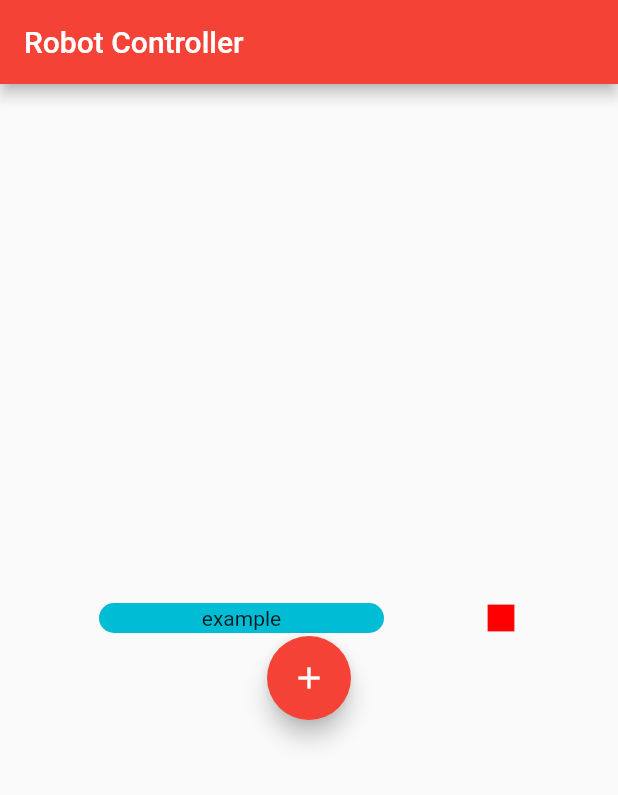
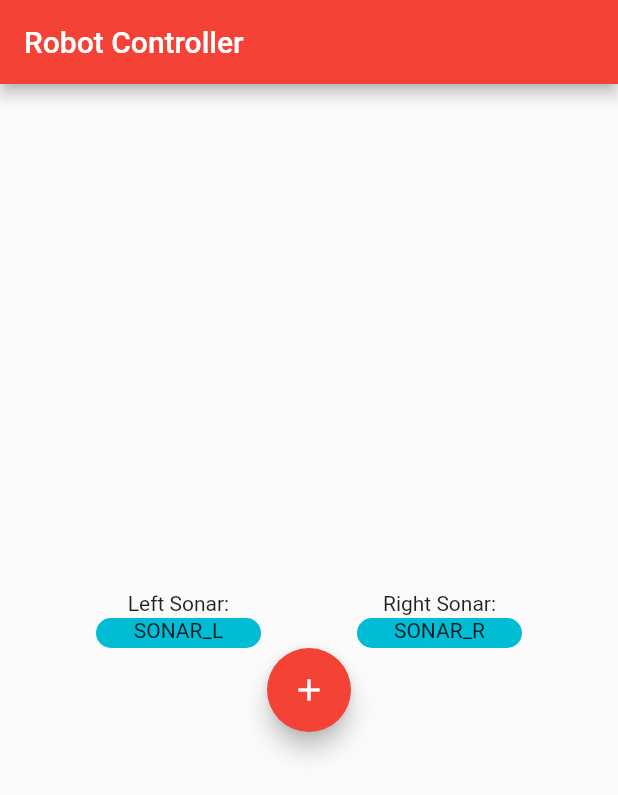
Before and after one commit to G-hop7/Robot-Controller, a Flutter app: the screen it shows after launch, on a phone screen of 412 x 824 dp. Shown: the top 795 px of the screen. Run offline on Flutter 3.47's test engine with Material 2 defaults, Android fonts, the phone set to English and light mode, and no system bars.

Commit message:
GUI work

```diff
--- a/main/clickme/lib/main.dart
+++ b/main/clickme/lib/main.dart
@@ -75,34 +75,67 @@ class _MyHomePageState extends State<MyHomePage> {
       ),
       body: Column(
         mainAxisAlignment: MainAxisAlignment.center,
+        //crossAxisAlignment: CrossAxisAlignment.start,
         children: [
           Row(
             mainAxisAlignment: MainAxisAlignment.spaceEvenly,
             children: [
+            Container(
+                width: 110,
+                height: 20,
+                decoration: BoxDecoration(
+                  borderRadius: BorderRadius.circular(20),
+                  ),
+                  alignment: Alignment.center,
+                  child: const Text(
+                  "Left Sonar:"
+                  ),),
+            Container(
+                width: 110,
+                height: 20,
+                decoration: BoxDecoration(
+                  borderRadius: BorderRadius.circular(20),
+                  ),
+                  alignment: Alignment.center,
+                  child: const Text(
+                  "Right Sonar:"
+                  ),),]),
+          Row(
+            mainAxisAlignment: MainAxisAlignment.spaceEvenly,
+            children: [
               Container(
-                width: 190,
+                width: 110,
                 height: 20,
                 decoration: BoxDecoration(
                   color: Colors.cyan,
                   borderRadius: BorderRadius.circular(20),
                   ),
-                  alignment: Alignment.center,
+                  alignment: Alignment.topCenter,
                   child: const Text(
-                  "example"
-                  //namesList[0],
-                  //  style:
+                  "SONAR_L"
+                  ),),
+              Container(
+                width: 110,
+                height: 20,
+                decoration: BoxDecoration(
+                  color: Colors.cyan,
+                  borderRadius: BorderRadius.circular(20),
                   ),
-              ),
-                const Icon(
-                  Icons.square,
-                  color: Color.fromARGB(255, 255, 0, 0)),
+                  alignment: Alignment.topCenter,
+                  child: const Text(
+                  "SONAR_R"
+                  //style:
+                  ),),
+                //const Icon(
+                //  Icons.square,
+                //  color: Color.fromARGB(255, 255, 0, 0)),
         ]),
               FloatingActionButton(
                 onPressed: _incrementCounter,
                 tooltip: 'Increment',
                 child: const Icon(Icons.add),
                ),
-        ]),
-    );
+
+    ]));
   }
 }
```
Also changed, not shown: 1 other file.
